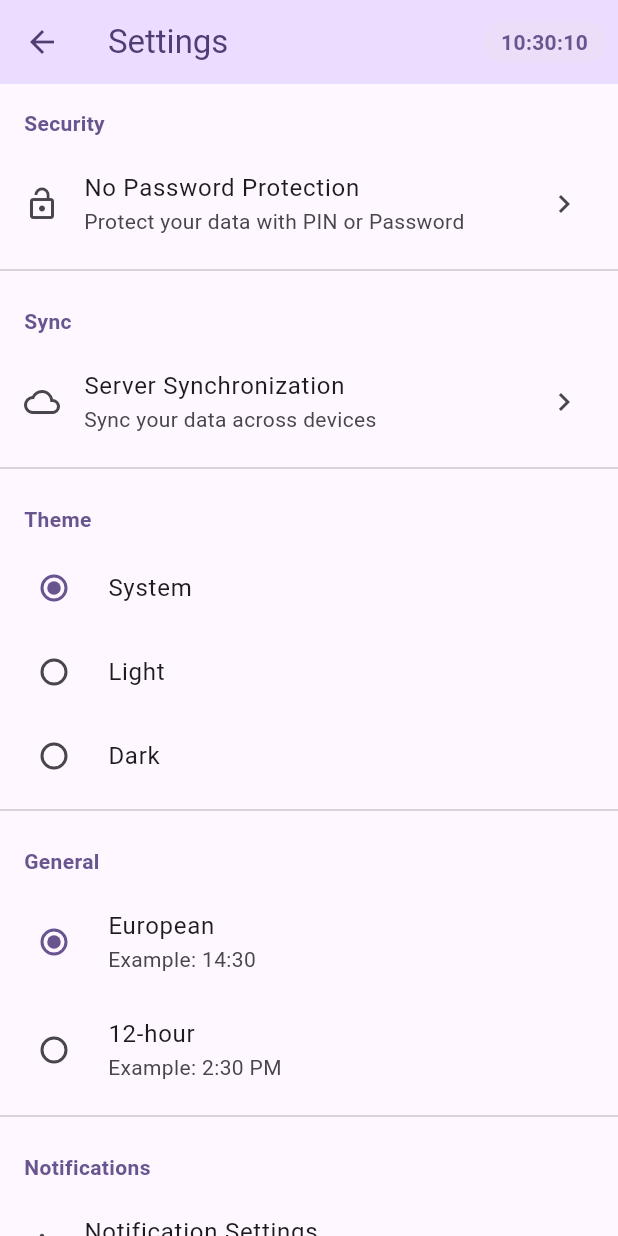
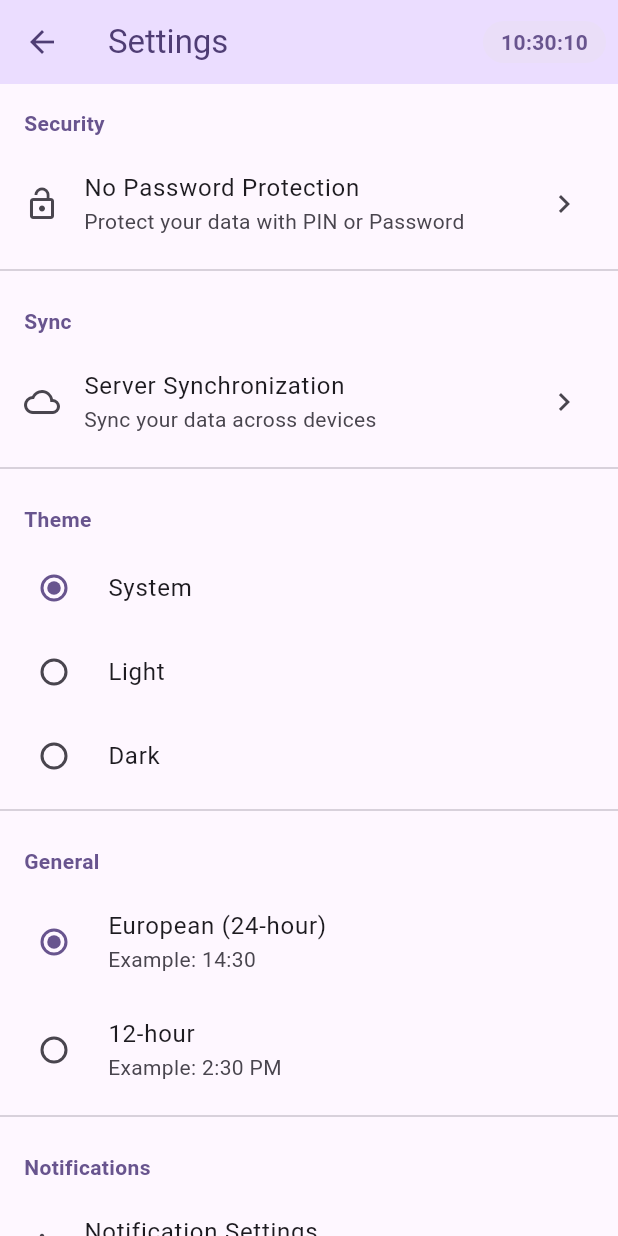
Before and after one commit to Blackyfi/todo_app, a Flutter app: the SettingsScreen screen opened by its route, on a phone screen of 412 x 824 dp. Run offline on Flutter 3.47's test engine with Material 3 defaults, Android fonts, the phone set to English and light mode, and no system bars; our stand-ins replace connectivity_plus, device_info_plus, file_picker, fl_chart, flutter_local_notifications, flutter_riverpod and 8 more; missing offline and left inert: app_settings, home_widget; accounts and stored records are empty.

Commit message:
Fix localization issues based on code review feedback
Co-authored-by: Blackyfi <95678677+Blackyfi@users.noreply.github.com>

```diff
--- a/mobile_app/lib/features/categories/screens/categories_screen.dart
+++ b/mobile_app/lib/features/categories/screens/categories_screen.dart
@@ -109,7 +109,7 @@ class _CategoriesScreenState extends mat.State<CategoriesScreen> {
     final confirmed = await mat.showDialog<bool>(
       context: context,
       builder: (context) => mat.AlertDialog(
-        title: mat.Text(l10n.deleteCategoryConfirmation),
+        title: mat.Text('${l10n.delete} ${l10n.category}'),
         content: mat.Text(
           taskCount > 0
               ? 'Are you sure you want to delete "${category.name}"? This category contains $taskCount task(s) and deleting it will also delete all associated tasks.'
--- a/mobile_app/lib/features/settings/screens/settings_screen.dart
+++ b/mobile_app/lib/features/settings/screens/settings_screen.dart
@@ -426,12 +426,12 @@ class _SettingsScreenState extends State<SettingsScreen> {
       child: Column(
         children: [
           RadioListTile<TimeFormat>(
-            title: Text(l10n.european),
+            title: Text('${l10n.european} (${l10n.twentyFourHour})'),
             subtitle: const Text('Example: 14:30'),
             value: TimeFormat.european,
           ),
           RadioListTile<TimeFormat>(
-            title: Text(l10n.twelveHour),
+            title: Text('${l10n.twelveHour}'),
             subtitle: const Text('Example: 2:30 PM'),
             value: TimeFormat.american,
           ),
--- a/mobile_app/lib/features/tasks/screens/add_edit_task_screen.dart
+++ b/mobile_app/lib/features/tasks/screens/add_edit_task_screen.dart
@@ -319,7 +319,7 @@ class _AddEditTaskScreenState extends State<AddEditTaskScreen> {
               ),
             ),
             child: Text(
-              _isEditMode ? l10n.taskUpdated : l10n.taskAdded,
+              _isEditMode ? l10n.editTask : l10n.addTask,
               style: const TextStyle(fontSize: 16),
             ),
           ),
```
